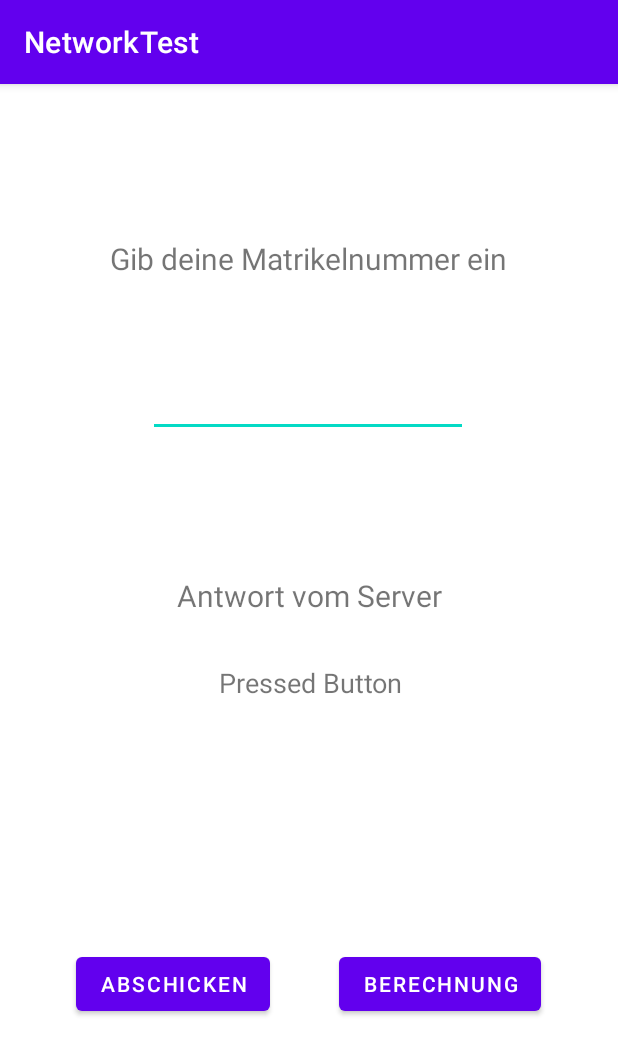
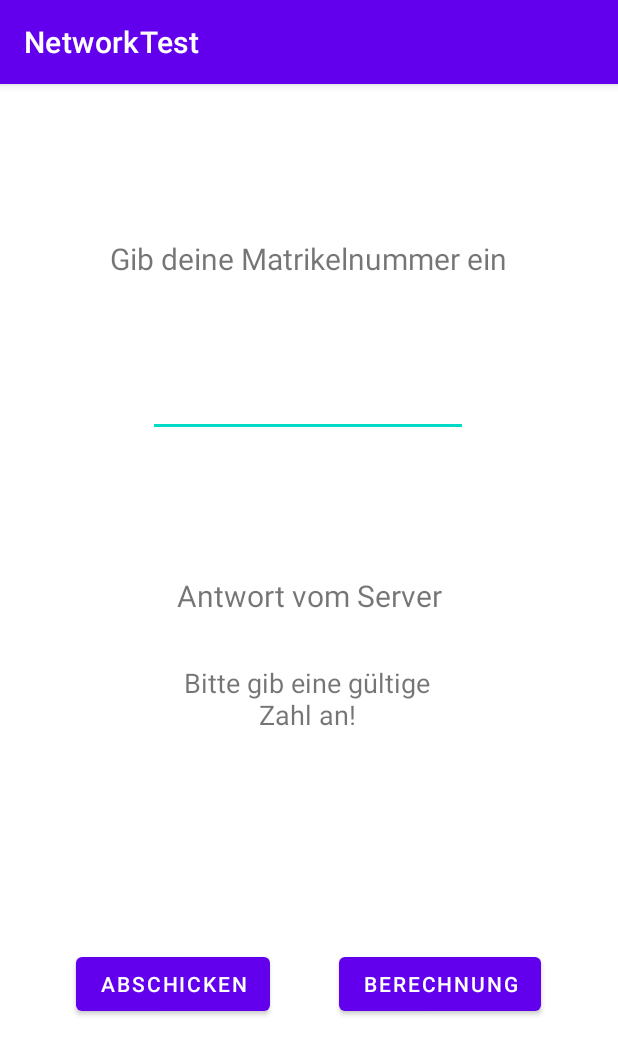
Before and after one commit to djamn/se2-simple-android, an Android app: the screen it shows after launch (MainActivity), after a tap on "BERECHNUNG", on a phone screen of 412 x 824 dp. Shown: the top 1055 px of the screen. Run offline under Robolectric (Android 15) with nearby library versions, the phone set to English and light mode, and no system bars.

Commit message:
implemented check for empty strings

```diff
--- a/app/src/main/java/net/jamnig/david/se2_simple_android/MainActivity.java
+++ b/app/src/main/java/net/jamnig/david/se2_simple_android/MainActivity.java
@@ -4,8 +4,6 @@ import androidx.appcompat.app.AppCompatActivity;
 
 import android.os.Bundle;
 import android.widget.TextView;
-
-import org.w3c.dom.Text;
 
 import java.io.BufferedReader;
 import java.io.DataOutputStream;
@@ -54,10 +52,12 @@ public class MainActivity extends AppCompatActivity {
     }
 
     private void calculateInput(String number) {
-        // if statements dass keine leere Menge gibt
-        /*if(number.equals("")) {
+        // Check, ob kein leerer Input existiert
+        if (!number.equals("")) {
+            ((TextView) findViewById(R.id.textView5)).setText("Deine angegebene Zahl: " + number);
+        } else {
+            ((TextView) findViewById(R.id.textView5)).setText("Bitte gib eine gültige Zahl an!");
         }
-*/
-        ((TextView) findViewById(R.id.textView5)).setText(number + " Pressed Button");
+
     }
-}//
+}
```
